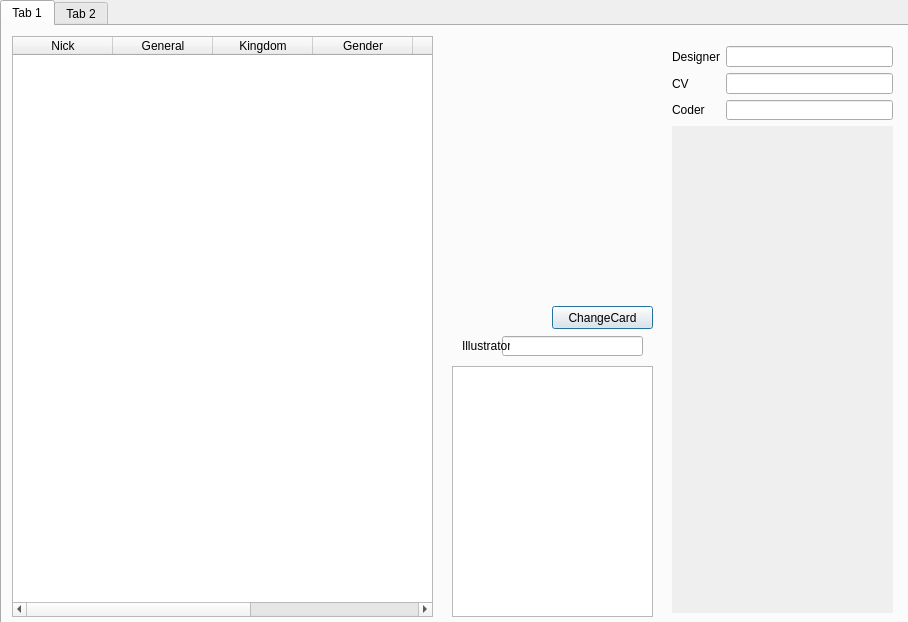
Qt form src/dialog/generaloverview.ui (aaabbbcccdddeeef/Shuihusha) before a commit.
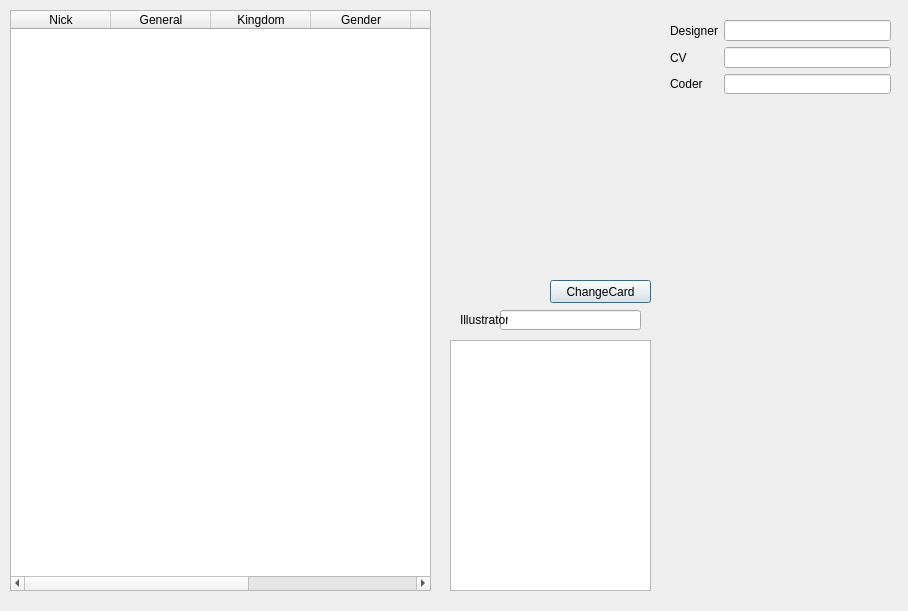
The same form after that commit. Icons and pictures are not drawn.

What changed in the file:
```diff
--- a/src/dialog/generaloverview.ui
+++ b/src/dialog/generaloverview.ui
@@ -10,28 +10,124 @@
     <x>0</x>
     <y>0</y>
     <width>908</width>
-    <height>622</height>
+    <height>611</height>
    </rect>
   </property>
   <property name="windowTitle">
    <string>General Overview</string>
   </property>
-  <widget class="QTabWidget" name="tabWidget">
+  <widget class="QTableWidget" name="tableWidget">
+   <property name="geometry">
+    <rect>
+     <x>10</x>
+     <y>10</y>
+     <width>421</width>
+     <height>581</height>
+    </rect>
+   </property>
+   <property name="editTriggers">
+    <set>QAbstractItemView::NoEditTriggers</set>
+   </property>
+   <property name="selectionMode">
+    <enum>QAbstractItemView::SingleSelection</enum>
+   </property>
+   <property name="selectionBehavior">
+    <enum>QAbstractItemView::SelectRows</enum>
+   </property>
+   <property name="sortingEnabled">
+    <bool>true</bool>
+   </property>
+   <column>
+    <property name="text">
+     <string>Nick</string>
+    </property>
+   </column>
+   <column>
+    <property name="text">
+     <string>General</string>
+    </property>
+   </column>
+   <column>
+    <property name="text">
+     <string>Kingdom</string>
+    </property>
+   </column>
+   <column>
+    <property name="text">
+     <string>Gender</string>
+    </property>
+   </column>
+   <column>
+    <property name="text">
+     <string>MaxHP</string>
+    </property>
+   </column>
+   <column>
+    <property name="text">
+     <string>Package</string>
+    </property>
+   </column>
+   <column>
+    <property name="text">
+     <string>ID</string>
+    </property>
+   </column>
+  </widget>
+  <widget class="QTextEdit" name="skillTextEdit">
+   <property name="geometry">
+    <rect>
+     <x>450</x>
+     <y>340</y>
+     <width>201</width>
+     <height>251</height>
+    </rect>
+   </property>
+   <property name="readOnly">
+    <bool>true</bool>
+   </property>
+  </widget>
+  <widget class="QLabel" name="generalPhoto">
+   <property name="geometry">
+    <rect>
+     <x>450</x>
+     <y>10</y>
+     <width>200</width>
+     <height>290</height>
+    </rect>
+   </property>
+   <property name="text">
+    <string/>
+   </property>
+   <property name="pixmap">
+    <pixmap>../image/generals/card/ubuntenkei.jpg</pixmap>
+   </property>
+  </widget>
+  <widget class="QScrollArea" name="scrollArea">
+   <property name="geometry">
+    <rect>
+     <x>670</x>
+     <y>104</y>
+     <width>221</width>
+     <height>487</height>
+    </rect>
+   </property>
+   <property name="frameShape">
+    <enum>QFrame::NoFrame</enum>
+   </property>
+   <property name="widgetResizable">
+    <bool>true</bool>
+   </property>
+   <widget class="QWidget" name="scrollAreaWidgetContents">
    <property name="geometry">
     <rect>
      <x>0</x>
      <y>0</y>
-     <width>911</width>
-     <height>631</height>
-    </rect>
-   </property>
-   <property name="currentIndex">
-    <number>0</number>
-   </property>
-   <widget class="QWidget" name="tab">
-    <attribute name="title">
-     <string>Tab 1</string>
-    </attribute>
+      <width>221</width>
+      <height>487</height>
+     </rect>
+    </property>
+   </widget>
+  </widget>
     <widget class="QWidget" name="layoutWidget">
      <property name="geometry">
       <rect>
@@ -101,74 +197,6 @@
       </item>
      </layout>
     </widget>
-    <widget class="QScrollArea" name="scrollArea">
-     <property name="geometry">
-      <rect>
-       <x>670</x>
-       <y>100</y>
-       <width>221</width>
-       <height>487</height>
-      </rect>
-     </property>
-     <property name="frameShape">
-      <enum>QFrame::NoFrame</enum>
-     </property>
-     <property name="widgetResizable">
-      <bool>true</bool>
-     </property>
-     <widget class="QWidget" name="scrollAreaWidgetContents">
-      <property name="geometry">
-       <rect>
-        <x>0</x>
-        <y>0</y>
-        <width>221</width>
-        <height>487</height>
-       </rect>
-      </property>
-     </widget>
-    </widget>
-    <widget class="QLabel" name="generalPhoto">
-     <property name="geometry">
-      <rect>
-       <x>450</x>
-       <y>10</y>
-       <width>200</width>
-       <height>290</height>
-      </rect>
-     </property>
-     <property name="text">
-      <string/>
-     </property>
-     <property name="pixmap">
-      <pixmap>../image/generals/card/ubuntenkei.jpg</pixmap>
-     </property>
-    </widget>
-    <widget class="QTextEdit" name="skillTextEdit">
-     <property name="geometry">
-      <rect>
-       <x>450</x>
-       <y>340</y>
-       <width>201</width>
-       <height>251</height>
-      </rect>
-     </property>
-     <property name="readOnly">
-      <bool>true</bool>
-     </property>
-    </widget>
-    <widget class="QPushButton" name="changeGeneralButton">
-     <property name="geometry">
-      <rect>
-       <x>550</x>
-       <y>280</y>
-       <width>101</width>
-       <height>23</height>
-      </rect>
-     </property>
-     <property name="text">
-      <string>ChangeCard</string>
-     </property>
-    </widget>
     <widget class="QLineEdit" name="illustratorLineEdit">
      <property name="geometry">
       <rect>
@@ -201,69 +229,18 @@
       <string>Illustrator</string>
      </property>
     </widget>
-    <widget class="QTableWidget" name="tableWidget">
+  <widget class="QPushButton" name="changeGeneralButton">
      <property name="geometry">
       <rect>
-       <x>10</x>
-       <y>10</y>
-       <width>421</width>
-       <height>581</height>
-      </rect>
-     </property>
-     <property name="editTriggers">
-      <set>QAbstractItemView::NoEditTriggers</set>
-     </property>
-     <property name="selectionMode">
-      <enum>QAbstractItemView::SingleSelection</enum>
-     </property>
-     <property name="selectionBehavior">
-      <enum>QAbstractItemView::SelectRows</enum>
-     </property>
-     <property name="sortingEnabled">
-      <bool>true</bool>
-     </property>
-     <column>
+     <x>550</x>
+     <y>280</y>
+     <width>101</width>
+     <height>23</height>
+    </rect>
+   </property>
       <property name="text">
-       <string>Nick</string>
-      </property>
-     </column>
-     <column>
-      <property name="text">
-       <string>General</string>
-      </property>
-     </column>
-     <column>
-      <property name="text">
-       <string>Kingdom</string>
-      </property>
-     </column>
-     <column>
-      <property name="text">
-       <string>Gender</string>
-      </property>
-     </column>
-     <column>
-      <property name="text">
-       <string>MaxHP</string>
-      </property>
-     </column>
-     <column>
-      <property name="text">
-       <string>Package</string>
-      </property>
-     </column>
-     <column>
-      <property name="text">
-       <string>ID</string>
-      </property>
-     </column>
-    </widget>
-   </widget>
-   <widget class="QWidget" name="tab_2">
-    <attribute name="title">
-     <string>Tab 2</string>
-    </attribute>
-   </widget>
+    <string>ChangeCard</string>
+   </property>
   </widget>
  </widget>
  <resources/>
```
Lines whose indentation alone changed are shown as unchanged.
